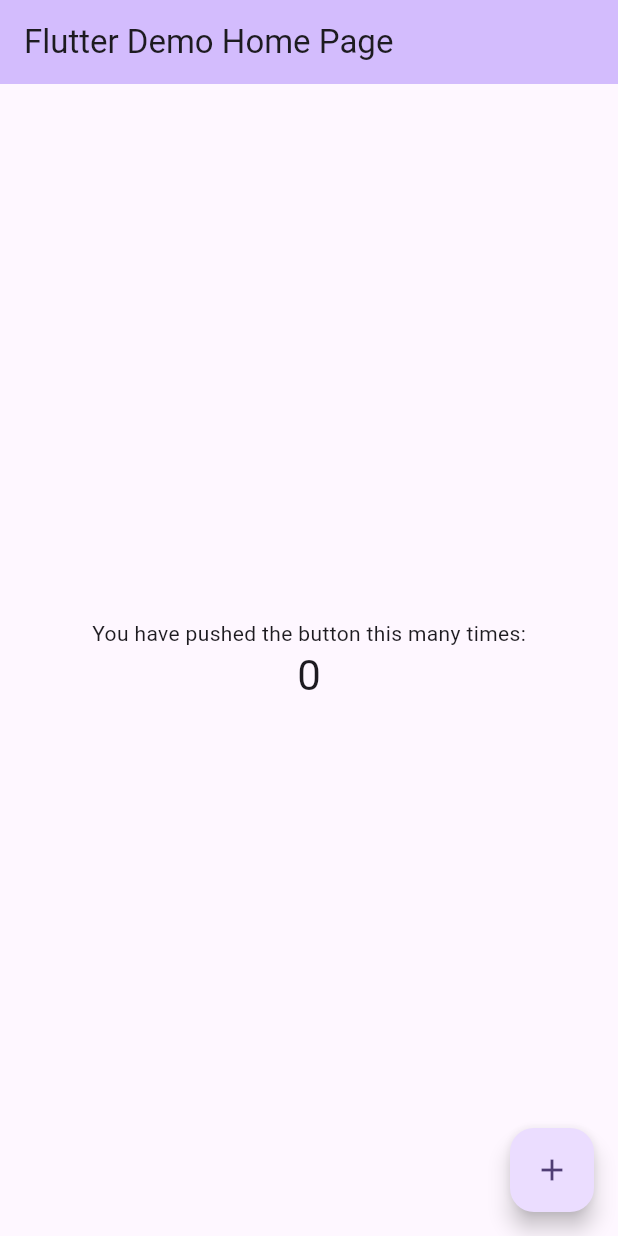
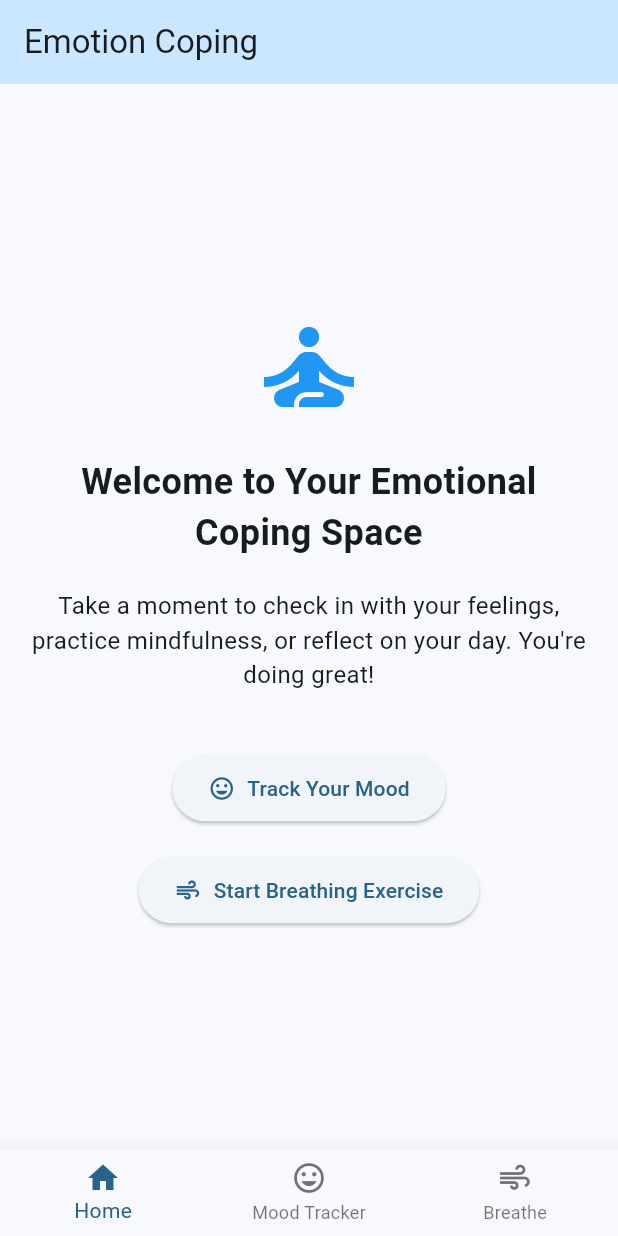
Before and after one commit to could-ai/019a4dc7-203f-7ccf-9cc0-83f9ac711d93, a Flutter app: the screen it shows after launch, on a phone screen of 412 x 824 dp. Run offline on Flutter 3.47's test engine with Material 3 defaults, Android fonts, the phone set to English and light mode, and no system bars.

Commit message:
Updated pubspec.yaml to change the app description to reflect the emotional coping focus, and added the Provider package for local state management of mood data. This enables simple, temporary storage of user inputs without needing a database yet, while keeping the app lightweight and ready for future Supabase integration.; Completely replaced the counter app template with a structured emotional coping app. Added Provider for state management, set up a bottom navigation bar for easy access to three main screens (home, mood tracker, breathing), and applied a calming blue theme. This creates a foundation for the app, removing irrelevant template code while introducing navigation and a positive, supportive UI. The MoodModel import is for future mood handling, and the app is now ready for users to navigate between features.; Created a new model file for mood data management using Provider. This handles temporary storage of mood entries (emotion, note, and timestamp) in memory, allowing the mood tracker to log and display data locally. It's designed for easy replacement with Supabase persistence later, enabling the app to function now without a backend while following Flutter state management best practices.; Created the home screen as a welcoming dashboard with encouraging text, icons, and buttons to navigate to other features. This serves as the app's entry point, promoting a positive and supportive tone to help users feel safe engaging with emotional coping tools. It uses simple widgets for accessibility and includes direct navigation to mood tracking and breathing exercises.; Created the mood tracker screen with a grid of common emotions (happy, sad, etc.) for users to select, an optional note field, and a submit button. This helps users identify and log their feelings, promoting self-awareness as a coping mechanism. It uses Provider to store entries locally and provides feedback via a snackbar, making the interaction simple and validating.; Created the breathing exercise screen with an animated circle that expands and contracts to guide users through mindful breathing. It includes a 1-minute timer, start/stop controls, and encouraging messages to promote relaxation and stress relief. This uses Flutter animations for visual guidance, helping users cope with anxiety or overwhelm through a simple, interactive tool.

```diff
--- a/usr/lib/main.dart
+++ b/usr/lib/main.dart
@@ -1,120 +1,90 @@
 import 'package:flutter/material.dart';
+import 'package:provider/provider.dart';
+import 'screens/home_screen.dart';
+import 'screens/mood_tracker_screen.dart';
+import 'screens/breathing_screen.dart';
+import 'models/mood_model.dart';  // Model for mood data
 
 void main() {
-  runApp(const MyApp());
+  runApp(
+    ChangeNotifierProvider(
+      create: (context) => MoodModel(),
+      child: const MyApp(),
+    ),
+  );
 }
 
 class MyApp extends StatelessWidget {
   const MyApp({super.key});
 
-  // This widget is the root of your application.
   @override
   Widget build(BuildContext context) {
     return MaterialApp(
-      title: 'Flutter Demo',
+      title: 'Emotion Coping App',
       debugShowCheckedModeBanner: false,
       theme: ThemeData(
-        // This is the theme of your application.
-        //
-        // TRY THIS: Try running your application with "flutter run". You'll see
-        // the application has a purple toolbar. Then, without quitting the app,
-        // try changing the seedColor in the colorScheme below to Colors.green
-        // and then invoke "hot reload" (save your changes or press the "hot
-        // reload" button in a Flutter-supported IDE, or press "r" if you used
-        // the command line to start the app).
-        //
-        // Notice that the counter didn't reset back to zero; the application
-        // state is not lost during the reload. To reset the state, use hot
-        // restart instead.
-        //
-        // This works for code too, not just values: Most code changes can be
-        // tested with just a hot reload.
-        colorScheme: ColorScheme.fromSeed(seedColor: Colors.deepPurple),
+        colorScheme: ColorScheme.fromSeed(
+          seedColor: Colors.blue.shade200,  // Calming blue theme for emotional support
+          brightness: Brightness.light,
+        ),
+        useMaterial3: true,
+        textTheme: const TextTheme(
+          bodyLarge: TextStyle(fontSize: 16),
+        ),
       ),
-      home: const MyHomePage(title: 'Flutter Demo Home Page'),
+      home: const MainScreen(),
     );
   }
 }
 
-class MyHomePage extends StatefulWidget {
-  const MyHomePage({super.key, required this.title});
-
-  // This widget is the home page of your application. It is stateful, meaning
-  // that it has a State object (defined below) that contains fields that affect
-  // how it looks.
-
-  // This class is the configuration for the state. It holds the values (in this
-  // case the title) provided by the parent (in this case the App widget) and
-  // used by the build method of the State. Fields in a Widget subclass are
-  // always marked "final".
-
-  final String title;
+class MainScreen extends StatefulWidget {
+  const MainScreen({super.key});
 
   @override
-  State<MyHomePage> createState() => _MyHomePageState();
+  State<MainScreen> createState() => _MainScreenState();
 }
 
-class _MyHomePageState extends State<MyHomePage> {
-  int _counter = 0;
+class _MainScreenState extends State<MainScreen> {
+  int _selectedIndex = 0;
 
-  void _incrementCounter() {
+  static const List<Widget> _screens = <Widget>[
+    HomeScreen(),
+    MoodTrackerScreen(),
+    BreathingScreen(),
+  ];
+
+  void _onItemTapped(int index) {
     setState(() {
-      // This call to setState tells the Flutter framework that something has
-      // changed in this State, which causes it to rerun the build method below
-      // so that the display can reflect the updated values. If we changed
-      // _counter without calling setState(), then the build method would not be
-      // called again, and so nothing would appear to happen.
-      _counter++;
+      _selectedIndex = index;
     });
   }
 
   @override
   Widget build(BuildContext context) {
-    // This method is rerun every time setState is called, for instance as done
-    // by the _incrementCounter method above.
-    //
-    // The Flutter framework has been optimized to make rerunning build methods
-    // fast, so that you can just rebuild anything that needs updating rather
-    // than having to individually change instances of widgets.
     return Scaffold(
       appBar: AppBar(
-        // TRY THIS: Try changing the color here to a specific color (to
-        // Colors.amber, perhaps?) and trigger a hot reload to see the AppBar
-        // change color while the other colors stay the same.
-        backgroundColor: Theme.of(context).colorScheme.inversePrimary,
-        // Here we take the value from the MyHomePage object that was created by
-        // the App.build method, and use it to set our appbar title.
-        title: Text(widget.title),
+        title: const Text('Emotion Coping'),
+        backgroundColor: Theme.of(context).colorScheme.primaryContainer,
       ),
-      body: Center(
-        // Center is a layout widget. It takes a single child and positions it
-        // in the middle of the parent.
-        child: Column(
-          // Column is also a layout widget. It takes a list of children and
-          // arranges them vertically. By default, it sizes itself to fit its
-          // children horizontally, and tries to be as tall as its parent.
-          //
-          // Column has various properties to control how it sizes itself and
-          // how it positions its children. Here we use mainAxisAlignment to
-          // center the children vertically; the main axis here is the vertical
-          // axis because Columns are vertical (the cross axis would be
-          // horizontal).
-          //
-          // TRY THIS: Invoke "debug painting" (choose the "Toggle Debug Paint"
-          // action in the IDE, or press "p" in the console), to see the
-          // wireframe for each widget.
-          mainAxisAlignment: MainAxisAlignment.center,
-          children: <Widget>[
-            const Text('You have pushed the button this many times:'),
-            Text('$_counter', style: Theme.of(context).textTheme.headlineMedium),
-          ],
-        ),
+      body: _screens[_selectedIndex],
+      bottomNavigationBar: BottomNavigationBar(
+        items: const <BottomNavigationBarItem>[
+          BottomNavigationBarItem(
+            icon: Icon(Icons.home),
+            label: 'Home',
+          ),
+          BottomNavigationBarItem(
+            icon: Icon(Icons.mood),
+            label: 'Mood Tracker',
+          ),
+          BottomNavigationBarItem(
+            icon: Icon(Icons.air),
+            label: 'Breathe',
+          ),
+        ],
+        currentIndex: _selectedIndex,
+        onTap: _onItemTapped,
       ),
-      floatingActionButton: FloatingActionButton(
-        onPressed: _incrementCounter,
-        tooltip: 'Increment',
-        child: const Icon(Icons.add),
-      ), // This trailing comma makes auto-formatting nicer for build methods.
     );
   }
 }
--- /dev/null
+++ b/usr/lib/models/mood_model.dart
@@ -0,0 +1,12 @@
+import 'package:flutter/material.dart';
+
+class MoodModel extends ChangeNotifier {
+  List<Map<String, String>> _moods = [];  // Temporary storage for mood entries
+
+  List<Map<String, String>> get moods => _moods;
+
+  void addMood(String emotion, String note) {
+    _moods.add({'emotion': emotion, 'note': note, 'timestamp': DateTime.now().toString()});
+    notifyListeners();
+  }
+}
--- /dev/null
+++ b/usr/lib/screens/home_screen.dart
@@ -0,0 +1,50 @@
+import 'package:flutter/material.dart';
+import 'package:provider/provider.dart';
+import '../models/mood_model.dart';
+
+class HomeScreen extends StatelessWidget {
+  const HomeScreen({super.key});
+
+  @override
+  Widget build(BuildContext context) {
+    return Padding(
+      padding: const EdgeInsets.all(16.0),
+      child: Column(
+        mainAxisAlignment: MainAxisAlignment.center,
+        children: [
+          const Icon(Icons.self_improvement, size: 80, color: Colors.blue),
+          const SizedBox(height: 20),
+          const Text(
+            'Welcome to Your Emotional Coping Space',
+            style: TextStyle(fontSize: 24, fontWeight: FontWeight.bold),
+            textAlign: TextAlign.center,
+          ),
+          const SizedBox(height: 20),
+          const Text(
+            'Take a moment to check in with your feelings, practice mindfulness, or reflect on your day. You\'re doing great!',
+            style: TextStyle(fontSize: 16),
+            textAlign: TextAlign.center,
+          ),
+          const SizedBox(height: 40),
+          ElevatedButton.icon(
+            onPressed: () => DefaultTabController.of(context)?.animateTo(1),
+            icon: const Icon(Icons.mood),
+            label: const Text('Track Your Mood'),
+            style: ElevatedButton.styleFrom(
+              padding: const EdgeInsets.symmetric(horizontal: 24, vertical: 12),
+            ),
+          ),
+          const SizedBox(height: 20),
+          ElevatedButton.icon(
+            onPressed: () => DefaultTabController.of(context)?.animateTo(2),
+            icon: const Icon(Icons.air),
+            label: const Text('Start Breathing Exercise'),
+            style: ElevatedButton.styleFrom(
+              padding: const EdgeInsets.symmetric(horizontal: 24, vertical: 12),
+            ),
+          ),
+        ],
+      ),
+    );
+  }
+}
```
Also changed, not shown: usr/lib/screens/breathing_screen.dart (added, +118 -0 lines), usr/lib/screens/mood_tracker_screen.dart (added, +92 -0 lines), usr/pubspec.yaml (+3 -71 lines).
